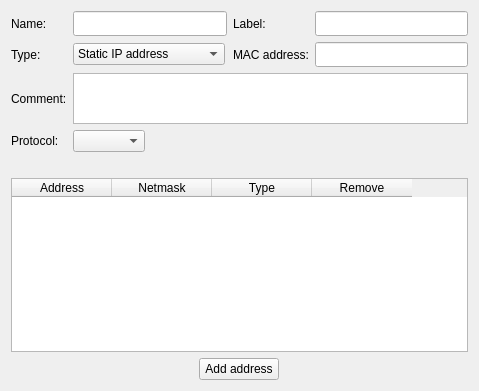
Old version of the form src/gui/InterfaceEditorWidget.ui in the repository fwbuilder/fwbuilder.
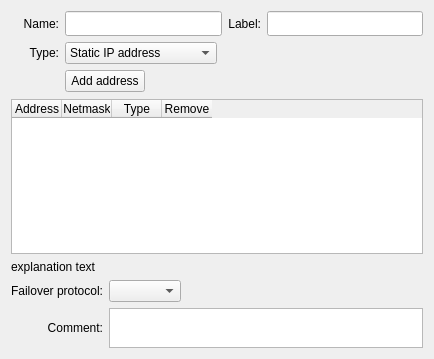
New version of the form.

Commit message: fixed #1772 improved design of the widget used to edit ip addresses and other attributes of an interface in the new firewall, new host and new cluster wizards. Removed "MAC Address" imput field and rearranged other input fields according to the result of usability tests.

Patch:
```diff
--- a/src/gui/InterfaceEditorWidget.ui
+++ b/src/gui/InterfaceEditorWidget.ui
@@ -6,8 +6,8 @@
    <rect>
     <x>0</x>
     <y>0</y>
-    <width>479</width>
-    <height>391</height>
+    <width>434</width>
+    <height>359</height>
    </rect>
   </property>
   <property name="windowTitle">
@@ -15,12 +15,13 @@
   </property>
   <layout class="QGridLayout" name="gridLayout_2">
    <item row="0" column="0">
-    <layout class="QGridLayout" name="gridLayout">
-     <item row="0" column="0">
       <widget class="QLabel" name="label_1">
        <property name="text">
         <string>Name:</string>
        </property>
+     <property name="alignment">
+      <set>Qt::AlignRight|Qt::AlignTrailing|Qt::AlignVCenter</set>
+     </property>
       </widget>
      </item>
      <item row="0" column="1">
@@ -38,6 +39,9 @@
        <property name="text">
         <string>Label:</string>
        </property>
+     <property name="alignment">
+      <set>Qt::AlignRight|Qt::AlignTrailing|Qt::AlignVCenter</set>
+     </property>
       </widget>
      </item>
      <item row="0" column="3">
@@ -55,6 +59,9 @@
        <property name="text">
         <string>Type:</string>
        </property>
+     <property name="alignment">
+      <set>Qt::AlignRight|Qt::AlignTrailing|Qt::AlignVCenter</set>
+     </property>
       </widget>
      </item>
      <item row="1" column="1">
@@ -82,27 +89,137 @@
        </item>
       </widget>
      </item>
-     <item row="1" column="2">
-      <widget class="QLabel" name="macLabel">
-       <property name="text">
-        <string>MAC address:</string>
-       </property>
-      </widget>
-     </item>
-     <item row="1" column="3">
-      <widget class="QLineEdit" name="mac">
-       <property name="minimumSize">
-        <size>
-         <width>0</width>
-         <height>25</height>
-        </size>
-       </property>
-      </widget>
-     </item>
      <item row="2" column="0">
+    <spacer name="horizontalSpacer">
+     <property name="orientation">
+      <enum>Qt::Horizontal</enum>
+     </property>
+     <property name="sizeType">
+      <enum>QSizePolicy::Minimum</enum>
+     </property>
+     <property name="sizeHint" stdset="0">
+      <size>
+       <width>48</width>
+       <height>20</height>
+      </size>
+     </property>
+    </spacer>
+   </item>
+   <item row="2" column="1" colspan="3">
+    <layout class="QHBoxLayout" name="horizontalLayout">
+     <item>
+      <widget class="QPushButton" name="addAddress">
+       <property name="sizePolicy">
+        <sizepolicy hsizetype="Maximum" vsizetype="Fixed">
+         <horstretch>0</horstretch>
+         <verstretch>0</verstretch>
+        </sizepolicy>
+       </property>
+       <property name="text">
+        <string>Add address</string>
+       </property>
+      </widget>
+     </item>
+     <item>
+      <spacer name="horizontalSpacer_2">
+       <property name="orientation">
+        <enum>Qt::Horizontal</enum>
+       </property>
+       <property name="sizeHint" stdset="0">
+        <size>
+         <width>228</width>
+         <height>23</height>
+        </size>
+       </property>
+      </spacer>
+     </item>
+    </layout>
+   </item>
+   <item row="3" column="0" colspan="4">
+    <widget class="QTableWidget" name="addresses">
+     <attribute name="horizontalHeaderDefaultSectionSize">
+      <number>50</number>
+     </attribute>
+     <attribute name="horizontalHeaderDefaultSectionSize">
+      <number>50</number>
+     </attribute>
+     <column>
+      <property name="text">
+       <string>Address</string>
+      </property>
+     </column>
+     <column>
+      <property name="text">
+       <string>Netmask</string>
+      </property>
+     </column>
+     <column>
+      <property name="text">
+       <string>Type</string>
+      </property>
+     </column>
+     <column>
+      <property name="text">
+       <string>Remove</string>
+      </property>
+     </column>
+    </widget>
+   </item>
+   <item row="4" column="0" colspan="4">
+    <widget class="QLabel" name="explanation">
+     <property name="text">
+      <string>explanation text</string>
+     </property>
+     <property name="wordWrap">
+      <bool>true</bool>
+     </property>
+    </widget>
+   </item>
+   <item row="5" column="0" colspan="4">
+    <layout class="QGridLayout" name="gridLayout">
+     <item row="0" column="0">
+      <widget class="QLabel" name="protocolLabel">
+       <property name="sizePolicy">
+        <sizepolicy hsizetype="Minimum" vsizetype="Preferred">
+         <horstretch>0</horstretch>
+         <verstretch>0</verstretch>
+        </sizepolicy>
+       </property>
+       <property name="text">
+        <string>Failover protocol:</string>
+       </property>
+       <property name="alignment">
+        <set>Qt::AlignRight|Qt::AlignTrailing|Qt::AlignVCenter</set>
+       </property>
+      </widget>
+     </item>
+     <item row="0" column="1">
+      <widget class="QComboBox" name="protocol">
+       <property name="sizePolicy">
+        <sizepolicy hsizetype="Maximum" vsizetype="Fixed">
+         <horstretch>0</horstretch>
+         <verstretch>0</verstretch>
+        </sizepolicy>
+       </property>
+      </widget>
+     </item>
+     <item row="0" column="2">
+      <spacer name="horizontalSpacer_3">
+       <property name="orientation">
+        <enum>Qt::Horizontal</enum>
+       </property>
+       <property name="sizeHint" stdset="0">
+        <size>
+         <width>298</width>
+         <height>20</height>
+        </size>
+       </property>
+      </spacer>
+     </item>
+     <item row="1" column="0">
       <widget class="QLabel" name="label_5">
        <property name="sizePolicy">
-        <sizepolicy hsizetype="Maximum" vsizetype="Preferred">
+        <sizepolicy hsizetype="Minimum" vsizetype="Preferred">
          <horstretch>0</horstretch>
          <verstretch>0</verstretch>
         </sizepolicy>
@@ -110,9 +227,12 @@
        <property name="text">
         <string>Comment:</string>
        </property>
+       <property name="alignment">
+        <set>Qt::AlignRight|Qt::AlignTrailing|Qt::AlignVCenter</set>
+       </property>
       </widget>
      </item>
-     <item row="2" column="1" colspan="3">
+     <item row="1" column="1" colspan="2">
       <widget class="QTextEdit" name="comment">
        <property name="sizePolicy">
         <sizepolicy hsizetype="Expanding" vsizetype="Fixed">
@@ -134,74 +254,6 @@
        </property>
       </widget>
      </item>
-     <item row="3" column="0">
-      <widget class="QLabel" name="protocolLabel">
-       <property name="text">
-        <string>Protocol:</string>
-       </property>
-      </widget>
-     </item>
-     <item row="3" column="1">
-      <widget class="QComboBox" name="protocol">
-       <property name="sizePolicy">
-        <sizepolicy hsizetype="Maximum" vsizetype="Fixed">
-         <horstretch>0</horstretch>
-         <verstretch>0</verstretch>
-        </sizepolicy>
-       </property>
-      </widget>
-     </item>
-    </layout>
-   </item>
-   <item row="1" column="0">
-    <widget class="QLabel" name="explanation">
-     <property name="text">
-      <string/>
-     </property>
-     <property name="wordWrap">
-      <bool>true</bool>
-     </property>
-    </widget>
-   </item>
-   <item row="2" column="0">
-    <widget class="QTableWidget" name="addresses">
-     <column>
-      <property name="text">
-       <string>Address</string>
-      </property>
-     </column>
-     <column>
-      <property name="text">
-       <string>Netmask</string>
-      </property>
-     </column>
-     <column>
-      <property name="text">
-       <string>Type</string>
-      </property>
-     </column>
-     <column>
-      <property name="text">
-       <string>Remove</string>
-      </property>
-     </column>
-    </widget>
-   </item>
-   <item row="3" column="0">
-    <layout class="QHBoxLayout" name="horizontalLayout">
-     <item>
-      <widget class="QPushButton" name="addAddress">
-       <property name="sizePolicy">
-        <sizepolicy hsizetype="Maximum" vsizetype="Fixed">
-         <horstretch>0</horstretch>
-         <verstretch>0</verstretch>
-        </sizepolicy>
-       </property>
-       <property name="text">
-        <string>Add address</string>
-       </property>
-      </widget>
-     </item>
     </layout>
    </item>
   </layout>
```
Left out of the diff: 2 changed lines with no effect on the pictures. Lines whose indentation alone changed are shown as unchanged. The commit also changes 3 other files.
